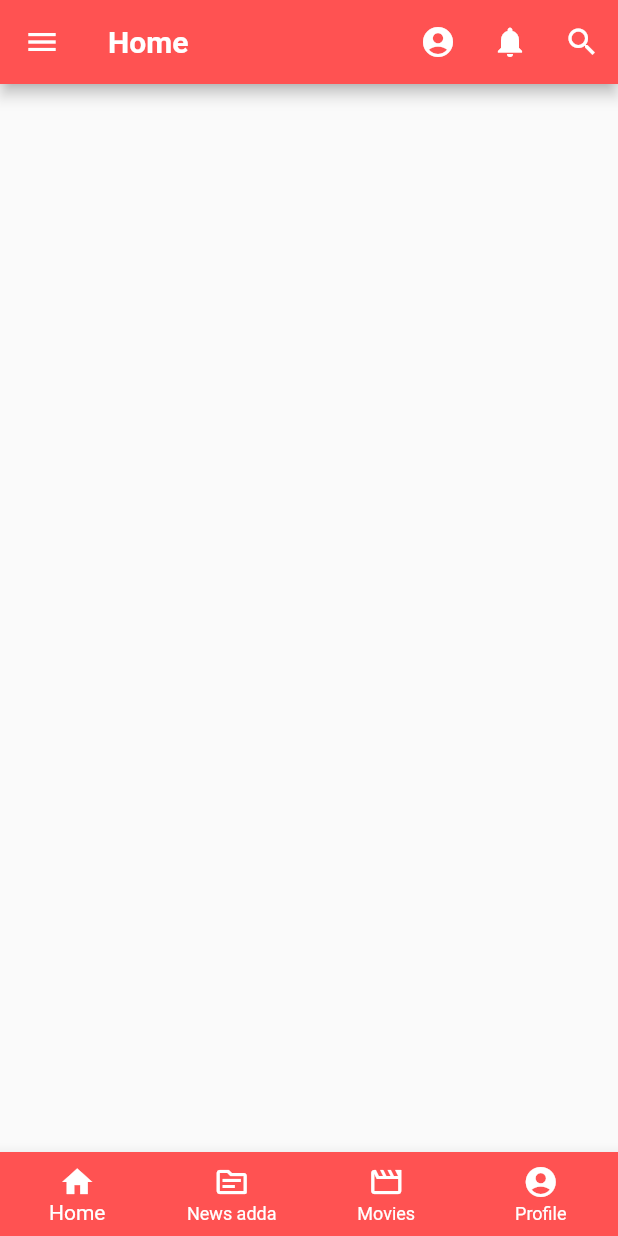
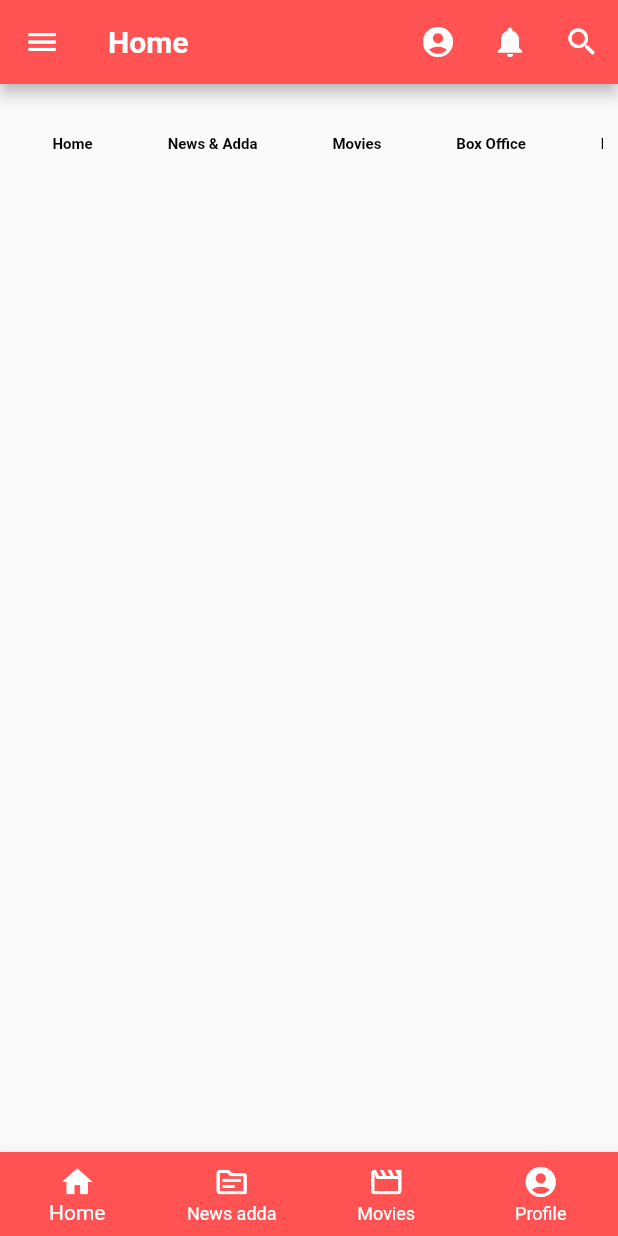
Before and after one commit to Aniket1170/movie_apps, a Flutter app: the screen it shows after launch, on a phone screen of 412 x 824 dp. Run offline on Flutter 3.47's test engine with Material 2 defaults, Android fonts, the phone set to English and light mode, and no system bars.

Commit message:
news adda dsign

```diff
--- a/lib/Pages/home.dart
+++ b/lib/Pages/home.dart
@@ -8,10 +8,46 @@ class Home extends StatefulWidget {
 }
 
 class _HomeState extends State<Home> {
+  List<String> navBarItem = [
+    "Home",
+    "News & Adda",
+    "Movies",
+    "Box Office",
+    "Reviews",
+  ];
   @override
   Widget build(BuildContext context) {
     return Scaffold(
-      body: Center(),
+      body: Container(
+        padding: EdgeInsets.all(10),
+        child: Column(
+          children: [
+            SizedBox(height: 5),
+            Container(
+                height: 50,
+                child: ListView.builder(
+                    shrinkWrap: true,
+                    scrollDirection: Axis.horizontal,
+                    itemCount: navBarItem.length,
+                    itemBuilder: (context, index) {
+                      return InkWell(
+                        child: Container(
+                          padding: EdgeInsets.symmetric(
+                              horizontal: 20, vertical: 10),
+                          margin: EdgeInsets.symmetric(horizontal: 5),
+                          child: Center(
+                            child: Text(navBarItem[index],
+                                style: TextStyle(
+                                    fontSize: 10,
+                                    color: Colors.black,
+                                    fontWeight: FontWeight.bold)),
+                          ),
+                        ),
+                      );
+                    })),
+          ],
+        ),
+      ),
     );
   }
 }
```
Also changed, not shown: lib/Pages/movies.dart (+67 -1 lines), lib/Pages/profiles.dart (+13 -0 lines), assets/images/chris.jpg (deleted), assets/images/jr.jpg (deleted), assets/images/movie.png (deleted), assets/images/robert.jpg (deleted), assets/images/thor.jpg (deleted).
